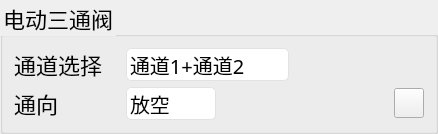
Above: programConfig/Valve3ChGroupBox.ui from shukcs/HS_1103 before the change. Below: the same form after it.
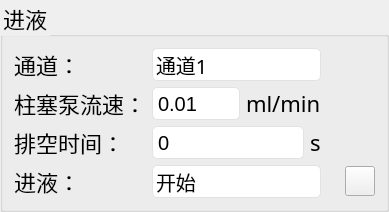
That is the form after the change. Icons and pictures are not drawn.

What changed in the file:
```diff
--- a/programConfig/Valve3ChGroupBox.ui
+++ b/programConfig/Valve3ChGroupBox.ui
@@ -6,8 +6,8 @@
    <rect>
     <x>0</x>
     <y>0</y>
-    <width>438</width>
-    <height>113</height>
+    <width>389</width>
+    <height>184</height>
    </rect>
   </property>
   <property name="windowTitle">
@@ -50,40 +50,61 @@
   font-size:20px;
 }
 
-QSpinBox {
+QAbstractSpinBox {
 	background-color: white;
-    border: 1px solid #E2E2E2;    /*/ 边框宽度为1px，颜色为#E2E2E2*/
-    border-radius: 5px;          		/*/ 边框圆角为5px*/
-    padding: 3px;     					/*/ 内容与边框之间的空间为5px*/
+    border: 1px solid #E2E2E2;
+    border-radius: 5px;
+    padding: 3px;	
     font-size: 20px;
 }
 </string>
   </property>
   <property name="title">
-   <string>电动三通阀</string>
+   <string notr="true">进液</string>
   </property>
   <layout class="QGridLayout" name="gridLayout">
-   <item row="1" column="3">
-    <spacer name="horizontalSpacer_6">
-     <property name="orientation">
-      <enum>Qt::Orientation::Horizontal</enum>
-     </property>
-     <property name="sizeHint" stdset="0">
+   <item row="0" column="1">
+    <widget class="QComboBox" name="cmb_out">
+     <property name="minimumSize">
       <size>
        <width>0</width>
-       <height>0</height>
+       <height>32</height>
       </size>
      </property>
-    </spacer>
+     <item>
+      <property name="text">
+       <string>通道1</string>
+      </property>
+     </item>
+     <item>
+      <property name="text">
+       <string>通道2</string>
+      </property>
+     </item>
+    </widget>
+   </item>
+   <item row="1" column="0">
+    <widget class="QLabel" name="lb_speed">
+     <property name="text">
+      <string>柱塞泵流速：</string>
+     </property>
+    </widget>
+   </item>
+   <item row="2" column="0">
+    <widget class="QLabel" name="lb_time">
+     <property name="text">
+      <string>排空时间：</string>
+     </property>
+    </widget>
    </item>
    <item row="0" column="0">
     <widget class="QLabel" name="label">
      <property name="text">
-      <string>通道选择</string>
+      <string>通道：</string>
      </property>
     </widget>
    </item>
-   <item row="1" column="4">
+   <item row="3" column="4">
     <widget class="QPushButton" name="pushButton">
      <property name="minimumSize">
       <size>
@@ -112,123 +133,131 @@
      </property>
     </widget>
    </item>
+   <item row="3" column="3">
+    <spacer name="horizontalSpacer_6">
+     <property name="orientation">
+      <enum>Qt::Horizontal</enum>
+     </property>
+     <property name="sizeHint" stdset="0">
+      <size>
+       <width>0</width>
+       <height>0</height>
+      </size>
+     </property>
+    </spacer>
+   </item>
+   <item row="3" column="1">
+    <widget class="QComboBox" name="cmb_feed">
+     <property name="minimumSize">
+      <size>
+       <width>0</width>
+       <height>32</height>
+      </size>
+     </property>
+     <item>
+      <property name="text">
+       <string>开始</string>
+      </property>
+     </item>
+     <item>
+      <property name="text">
+       <string>结束</string>
+      </property>
+     </item>
+    </widget>
+   </item>
+   <item row="2" column="1">
+    <widget class="QWidget" name="w_time" native="true">
+     <layout class="QHBoxLayout" name="horizontalLayout" stretch="1,0">
+      <property name="leftMargin">
+       <number>0</number>
+      </property>
+      <property name="topMargin">
+       <number>0</number>
+      </property>
+      <property name="rightMargin">
+       <number>0</number>
+      </property>
+      <property name="bottomMargin">
+       <number>0</number>
+      </property>
+      <item>
+       <widget class="QSpinBox" name="spin_air">
+        <property name="minimumSize">
+         <size>
+          <width>0</width>
+          <height>30</height>
+         </size>
+        </property>
+        <property name="buttonSymbols">
+         <enum>QAbstractSpinBox::NoButtons</enum>
+        </property>
+        <property name="maximum">
+         <number>3600</number>
+        </property>
+       </widget>
+      </item>
+      <item>
+       <widget class="QLabel" name="label_2">
+        <property name="text">
+         <string>s</string>
+        </property>
+       </widget>
+      </item>
+     </layout>
+    </widget>
+   </item>
    <item row="1" column="1">
-    <spacer name="horizontalSpacer">
-     <property name="orientation">
-      <enum>Qt::Orientation::Horizontal</enum>
-     </property>
-     <property name="sizeType">
-      <enum>QSizePolicy::Policy::Fixed</enum>
-     </property>
-     <property name="sizeHint" stdset="0">
-      <size>
-       <width>18</width>
-       <height>0</height>
-      </size>
-     </property>
-    </spacer>
+    <widget class="QWidget" name="w_speed" native="true">
+     <layout class="QHBoxLayout" name="horizontalLayout_4" stretch="0,0">
+      <property name="leftMargin">
+       <number>0</number>
+      </property>
+      <property name="topMargin">
+       <number>0</number>
+      </property>
+      <property name="rightMargin">
+       <number>0</number>
+      </property>
+      <property name="bottomMargin">
+       <number>0</number>
+      </property>
+      <item>
+       <widget class="QDoubleSpinBox" name="spin">
+        <property name="minimumSize">
+         <size>
+          <width>0</width>
+          <height>30</height>
+         </size>
+        </property>
+        <property name="buttonSymbols">
+         <enum>QAbstractSpinBox::NoButtons</enum>
+        </property>
+        <property name="minimum">
+         <double>0.010000000000000</double>
+        </property>
+        <property name="maximum">
+         <double>9999.000000000000000</double>
+        </property>
+       </widget>
+      </item>
+      <item>
+       <widget class="QLabel" name="label_7">
+        <property name="text">
+         <string>ml/min</string>
+        </property>
+       </widget>
+      </item>
+     </layout>
+    </widget>
    </item>
-   <item row="1" column="0">
+   <item row="3" column="0">
     <widget class="QLabel" name="label_4">
      <property name="text">
-      <string>通向</string>
+      <string>进液：</string>
      </property>
     </widget>
    </item>
-   <item row="0" column="2">
-    <widget class="QComboBox" name="cmb_ch">
-     <property name="sizePolicy">
-      <sizepolicy hsizetype="Preferred" vsizetype="Preferred">
-       <horstretch>0</horstretch>
-       <verstretch>0</verstretch>
-      </sizepolicy>
-     </property>
-     <property name="minimumSize">
-      <size>
-       <width>0</width>
-       <height>30</height>
-      </size>
-     </property>
-     <property name="currentIndex">
-      <number>2</number>
-     </property>
-     <item>
-      <property name="text">
-       <string>通道1</string>
-      </property>
-     </item>
-     <item>
-      <property name="text">
-       <string>通道2</string>
-      </property>
-     </item>
-     <item>
-      <property name="text">
-       <string>通道1+通道2</string>
-      </property>
-     </item>
-    </widget>
-   </item>
-   <item row="1" column="2">
-    <widget class="QWidget" name="widget" native="true">
-     <layout class="QHBoxLayout" name="horizontalLayout">
-      <property name="leftMargin">
-       <number>0</number>
-      </property>
-      <property name="topMargin">
-       <number>0</number>
-      </property>
-      <property name="rightMargin">
-       <number>0</number>
-      </property>
-      <property name="bottomMargin">
-       <number>0</number>
-      </property>
-      <item>
-       <widget class="QComboBox" name="cmb_out">
-        <property name="sizePolicy">
-         <sizepolicy hsizetype="Preferred" vsizetype="Preferred">
-          <horstretch>0</horstretch>
-          <verstretch>0</verstretch>
-         </sizepolicy>
-        </property>
-        <property name="minimumSize">
-         <size>
-          <width>0</width>
-          <height>30</height>
-         </size>
-        </property>
-        <property name="currentIndex">
-         <number>0</number>
-        </property>
-        <item>
-         <property name="text">
-          <string>放空</string>
-         </property>
-        </item>
-        <item>
-         <property name="text">
-          <string>进液</string>
-         </property>
-        </item>
-       </widget>
-      </item>
-      <item>
-       <spacer name="horizontalSpacer_2">
-        <property name="orientation">
-         <enum>Qt::Orientation::Horizontal</enum>
-        </property>
-        <property name="sizeHint" stdset="0">
-         <size>
-          <width>61</width>
-          <height>0</height>
-         </size>
-        </property>
-       </spacer>
-      </item>
-     </layout>
-    </widget>
-   </item>
   </layout>
  </widget>
  <resources>
```
Left out of the diff: 6 changed lines with no effect on the pictures.
